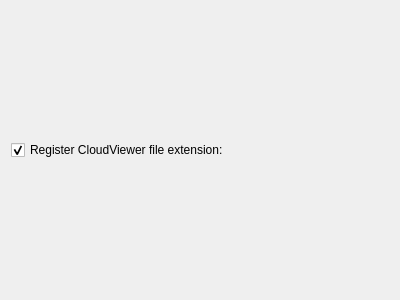
Old version of the form scripts/QtInstallerFramework/deploy/packages/ACloudViewer/meta/registerfilecheckboxform.ui in the repository Asher-1/ACloudViewer.
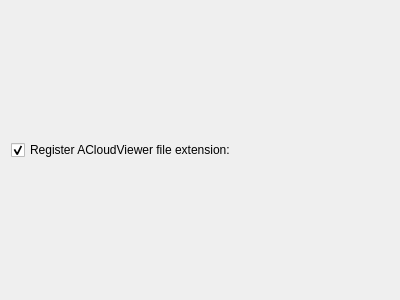
New version of the form.

```diff
--- a/scripts/QtInstallerFramework/deploy/packages/ACloudViewer/meta/registerfilecheckboxform.ui
+++ b/scripts/QtInstallerFramework/deploy/packages/ACloudViewer/meta/registerfilecheckboxform.ui
@@ -17,7 +17,7 @@
    <item>
     <widget class="QCheckBox" name="RegisterFileCheckBox">
      <property name="text">
-      <string>Register CloudViewer file extension: </string>
+      <string>Register ACloudViewer file extension: </string>
      </property>
      <property name="checked">
       <bool>true</bool>
```
